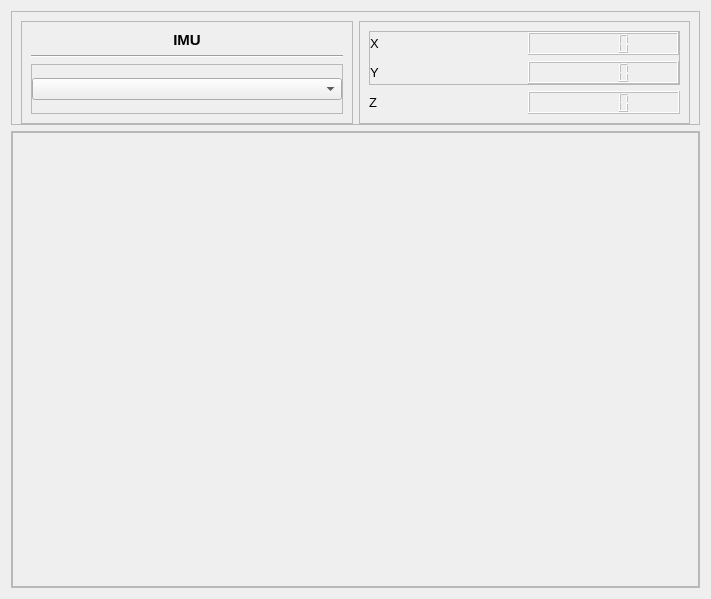
First picture: the form in Scenes/Viewer3D/3d_viewer.ui, repository Georgia-Tech-Off-Road/GTORDaata, before the edit.
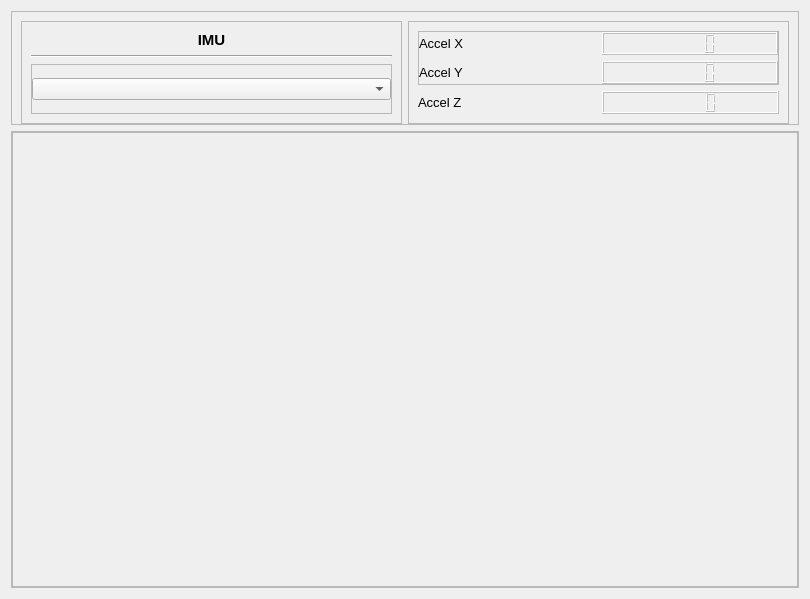
Second picture: the form after the edit.

Commit message: More work on 3D Viewer. Direction of rotations is wrong

The edit to the form file:
```diff
--- a/Scenes/Viewer3D/3d_viewer.ui
+++ b/Scenes/Viewer3D/3d_viewer.ui
@@ -6,7 +6,7 @@
    <rect>
     <x>0</x>
     <y>0</y>
-    <width>711</width>
+    <width>810</width>
     <height>599</height>
    </rect>
   </property>
@@ -162,7 +162,7 @@
                  </font>
                 </property>
                 <property name="text">
-                 <string>X</string>
+                 <string>Accel X</string>
                 </property>
                </widget>
               </item>
@@ -190,7 +190,7 @@
                  </font>
                 </property>
                 <property name="text">
-                 <string>Y</string>
+                 <string>Accel Y</string>
                 </property>
                </widget>
               </item>
@@ -221,7 +221,7 @@
               </font>
              </property>
              <property name="text">
-              <string>Z</string>
+              <string>Accel Z</string>
              </property>
             </widget>
            </item>
```
The commit also changes 9 other files.
